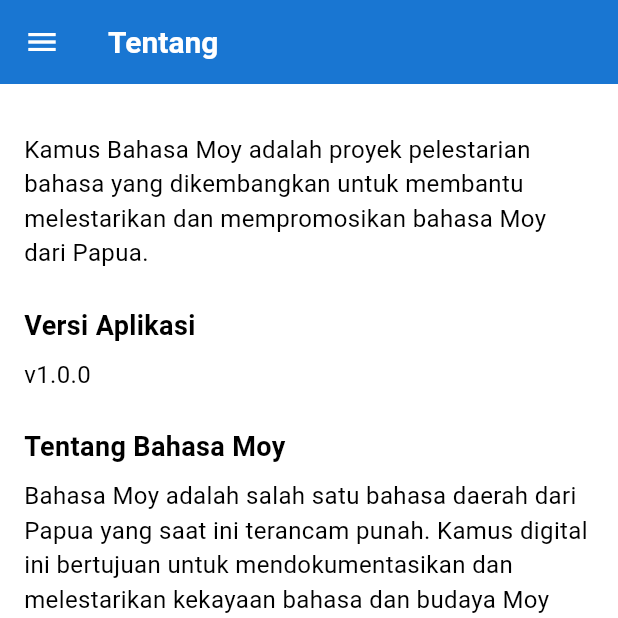
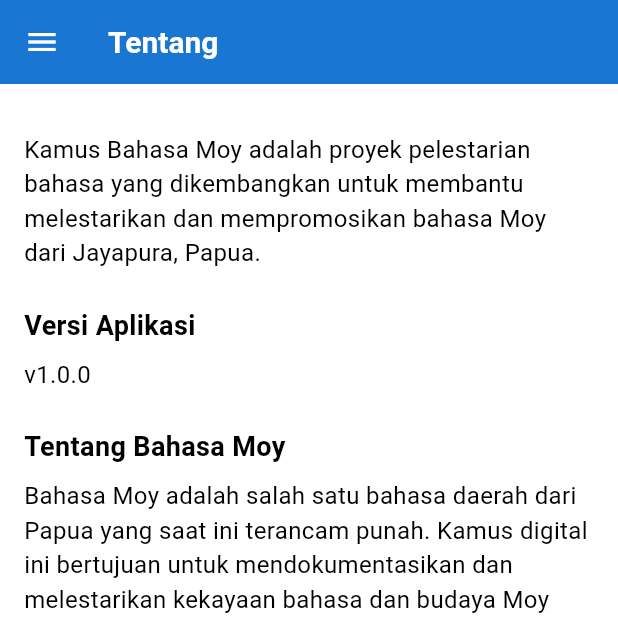
Before and after one commit to papua-opensource/kamus-bahasa-moy, a Flutter app: the AboutScreen screen opened directly, on a phone screen of 412 x 824 dp, the top half of it. Run offline on Flutter 3.47's test engine with Material 3 defaults, Android fonts, the light colour scheme and no system bars.

Commit message:
docs: update description in AboutScreen to specify language origin as Jayapura, Papua

```diff
--- a/lib/screens/about_screen.dart
+++ b/lib/screens/about_screen.dart
@@ -30,7 +30,7 @@ class AboutScreen extends StatelessWidget {
             // Menghapus judul "Kamus Bahasa Moy" karena redundant dengan subtitle di bawah
             const SizedBox(height: 16),
             const Text(
-              'Kamus Bahasa Moy adalah proyek pelestarian bahasa yang dikembangkan untuk membantu melestarikan dan mempromosikan bahasa Moy dari Papua.',
+              'Kamus Bahasa Moy adalah proyek pelestarian bahasa yang dikembangkan untuk membantu melestarikan dan mempromosikan bahasa Moy dari Jayapura, Papua.',
               style: TextStyle(fontSize: 16),
             ),
             const SizedBox(height: 24),
```
